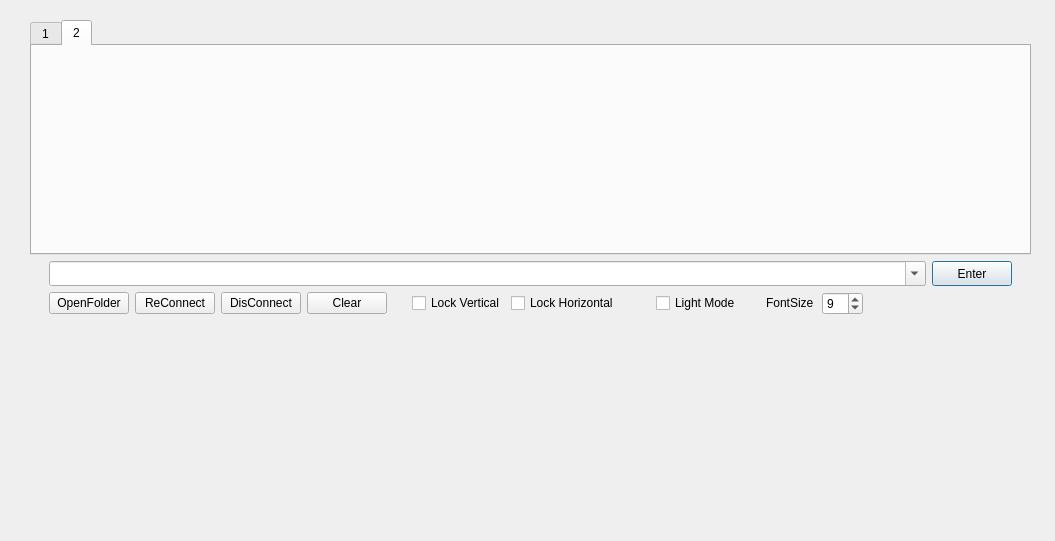
lunaleevip/RTT2UART, file xexunrtt.ui: the form before one commit.
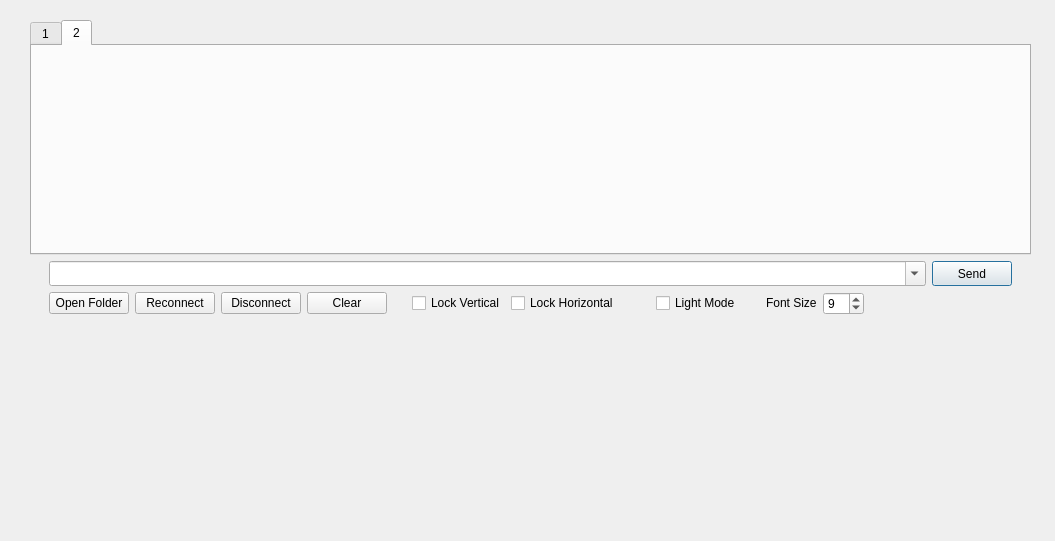
The form after the commit.

```diff
--- a/xexunrtt.ui
+++ b/xexunrtt.ui
@@ -77,7 +77,7 @@
        <string>F3</string>
       </property>
       <property name="text">
-       <string>DisConnect</string>
+       <string>Disconnect</string>
       </property>
      </widget>
     </item>
@@ -131,7 +131,7 @@
        <string>F1</string>
       </property>
       <property name="text">
-       <string>OpenFolder</string>
+       <string>Open Folder</string>
       </property>
      </widget>
     </item>
@@ -232,7 +232,7 @@
        </font>
       </property>
       <property name="text">
-       <string>Enter</string>
+       <string>Send</string>
       </property>
       <property name="autoDefault">
        <bool>true</bool>
@@ -324,7 +324,7 @@
        </font>
       </property>
       <property name="text">
-       <string>FontSize</string>
+       <string>Font Size</string>
       </property>
      </widget>
     </item>
@@ -355,7 +355,7 @@
        <string>F2</string>
       </property>
       <property name="text">
-       <string>ReConnect</string>
+       <string>Reconnect</string>
       </property>
      </widget>
     </item>
```
